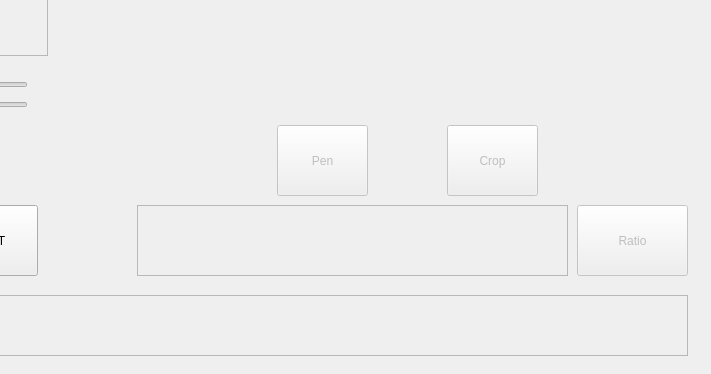
Qt form qtdesigner.ui (min-sunnying/teeth_black) before a commit; both pictures show x 503 to 1214 and y 535 to 909 of the 1214 by 909 pixel window.
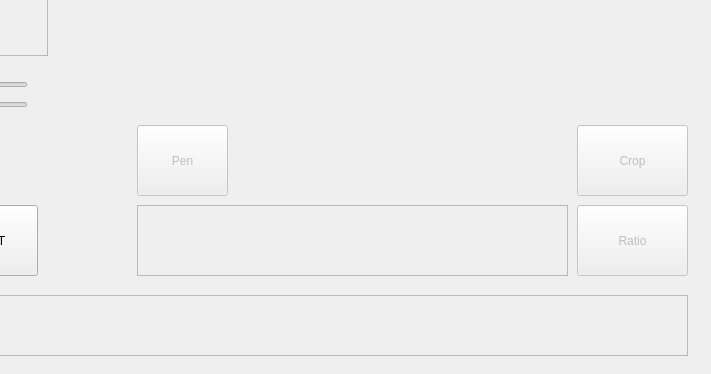
The same form after that commit.

Diff of the .ui file:
```diff
--- a/qtdesigner.ui
+++ b/qtdesigner.ui
@@ -10,6 +10,12 @@
     <height>909</height>
    </rect>
   </property>
+  <property name="sizePolicy">
+   <sizepolicy hsizetype="Fixed" vsizetype="Fixed">
+    <horstretch>0</horstretch>
+    <verstretch>0</verstretch>
+   </sizepolicy>
+  </property>
   <property name="windowTitle">
    <string>Form</string>
   </property>
@@ -42,9 +48,9 @@
    </property>
    <property name="geometry">
     <rect>
-     <x>950</x>
+     <x>1080</x>
      <y>660</y>
-     <width>91</width>
+     <width>111</width>
      <height>71</height>
     </rect>
    </property>
@@ -146,7 +152,7 @@
    </property>
    <property name="geometry">
     <rect>
-     <x>780</x>
+     <x>640</x>
      <y>660</y>
      <width>91</width>
      <height>71</height>
```
